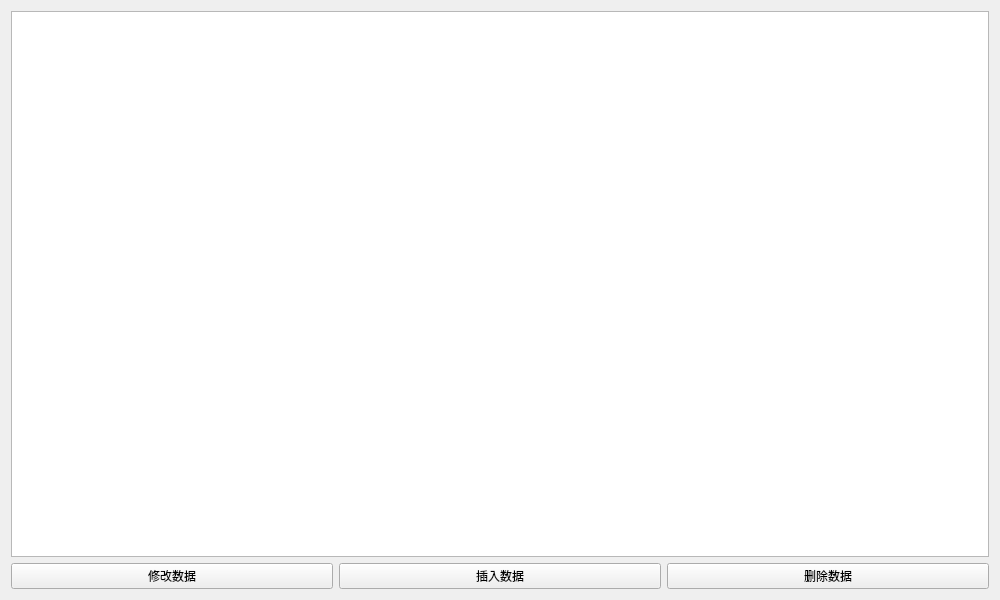
First picture: the form in DataBaseDemo/widget.ui, repository ZefinNg/MyQWidgetExamples, before the edit.
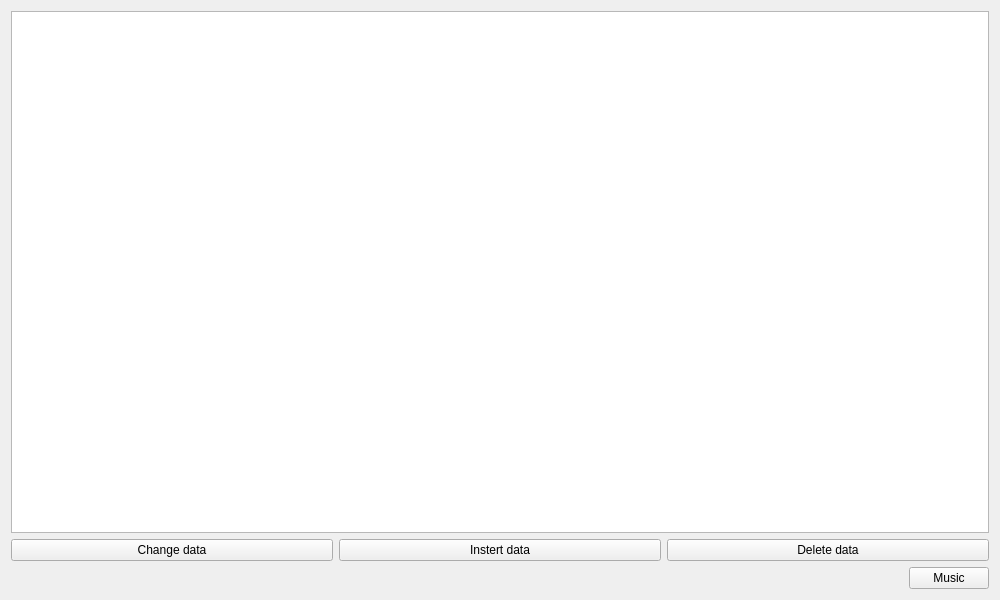
Second picture: the form after the edit.

```diff
--- a/DataBaseDemo/widget.ui
+++ b/DataBaseDemo/widget.ui
@@ -26,21 +26,45 @@
      <item>
       <widget class="QPushButton" name="btnModifyData">
        <property name="text">
-        <string>修改数据</string>
+        <string>Change data</string>
        </property>
       </widget>
      </item>
      <item>
       <widget class="QPushButton" name="btnInsertData">
        <property name="text">
-        <string>插入数据</string>
+        <string>Instert data</string>
        </property>
       </widget>
      </item>
      <item>
       <widget class="QPushButton" name="btnDeleteData">
        <property name="text">
-        <string>删除数据</string>
+        <string>Delete data</string>
+       </property>
+      </widget>
+     </item>
+    </layout>
+   </item>
+   <item row="2" column="0">
+    <layout class="QHBoxLayout" name="horizontalLayout_2">
+     <item>
+      <spacer name="horizontalSpacer">
+       <property name="orientation">
+        <enum>Qt::Horizontal</enum>
+       </property>
+       <property name="sizeHint" stdset="0">
+        <size>
+         <width>888</width>
+         <height>20</height>
+        </size>
+       </property>
+      </spacer>
+     </item>
+     <item>
+      <widget class="QPushButton" name="btnMusic">
+       <property name="text">
+        <string>Music</string>
        </property>
       </widget>
      </item>
```
